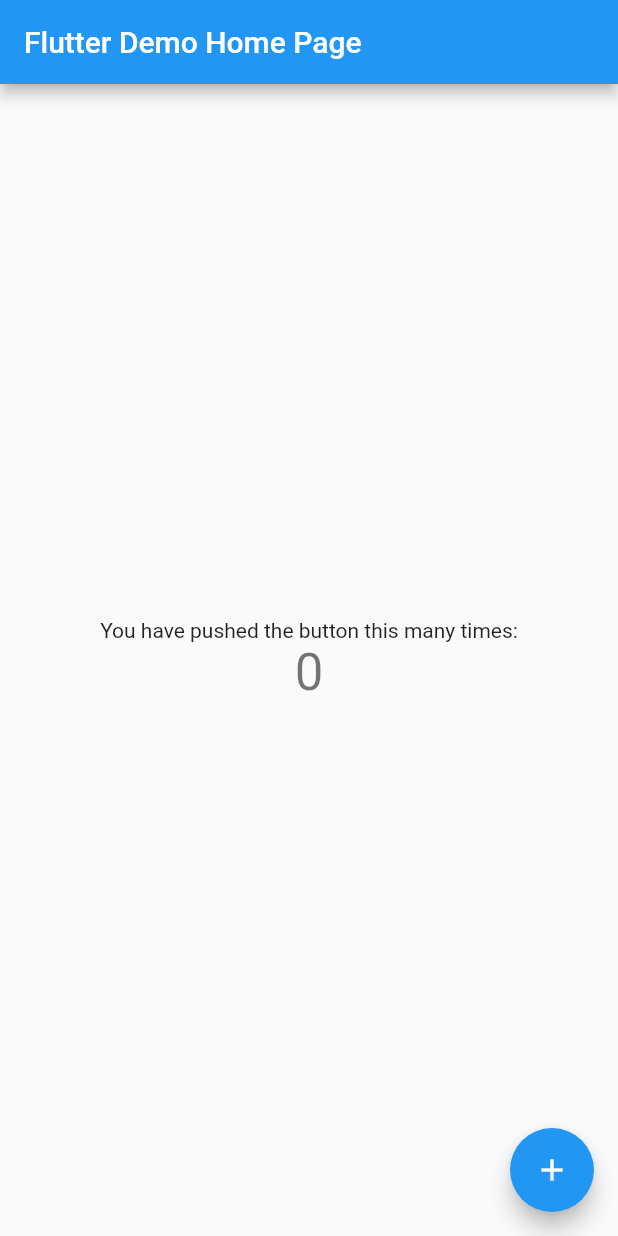
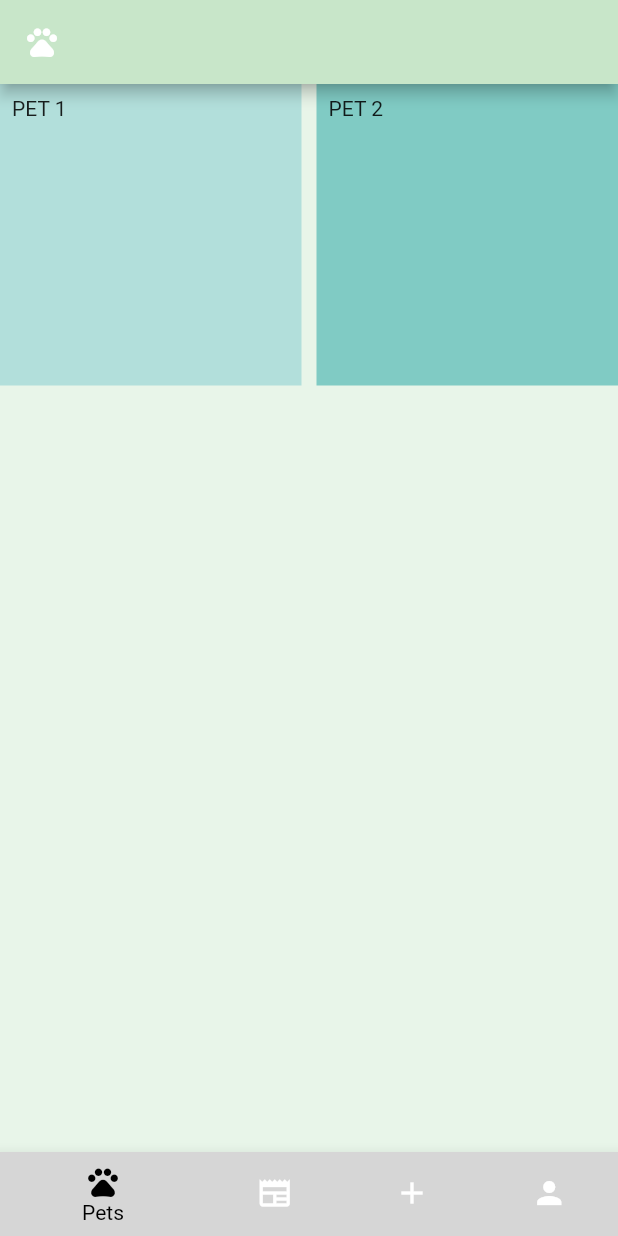
Before and after one commit to youngruiz/AdoptionHero, a Flutter app: the screen it shows after launch, on a phone screen of 412 x 824 dp. Run offline on Flutter 3.47's test engine with Material 2 defaults, Android fonts, the phone set to English and light mode, and no system bars.

Commit message:
Created initial front-end routes.

```diff
--- a/lib/main.dart
+++ b/lib/main.dart
@@ -1,115 +1,88 @@
+import 'package:adoption_hero/screens/profile.dart';
 import 'package:flutter/material.dart';
+import 'screens/pets.dart';
+import 'screens/news.dart';
+import 'screens/add_pet.dart';
 
-void main() {
-  runApp(const MyApp());
-}
+
+void main() => runApp(const MyApp());
 
 class MyApp extends StatelessWidget {
   const MyApp({Key? key}) : super(key: key);
 
-  // This widget is the root of your application.
+  static const String _title = 'Flutter Code Sample';
+
   @override
   Widget build(BuildContext context) {
-    return MaterialApp(
-      title: 'Flutter Demo',
-      theme: ThemeData(
-        // This is the theme of your application.
-        //
-        // Try running your application with "flutter run". You'll see the
-        // application has a blue toolbar. Then, without quitting the app, try
-        // changing the primarySwatch below to Colors.green and then invoke
-        // "hot reload" (press "r" in the console where you ran "flutter run",
-        // or simply save your changes to "hot reload" in a Flutter IDE).
-        // Notice that the counter didn't reset back to zero; the application
-        // is not restarted.
-        primarySwatch: Colors.blue,
-      ),
-      home: const MyHomePage(title: 'Flutter Demo Home Page'),
+    return const MaterialApp(
+      title: _title,
+      home: MyStatefulWidget(),
     );
   }
 }
 
-class MyHomePage extends StatefulWidget {
-  const MyHomePage({Key? key, required this.title}) : super(key: key);
-
-  // This widget is the home page of your application. It is stateful, meaning
-  // that it has a State object (defined below) that contains fields that affect
-  // how it looks.
-
-  // This class is the configuration for the state. It holds the values (in this
-  // case the title) provided by the parent (in this case the App widget) and
-  // used by the build method of the State. Fields in a Widget subclass are
-  // always marked "final".
-
-  final String title;
+class MyStatefulWidget extends StatefulWidget {
+  const MyStatefulWidget({Key? key}) : super(key: key);
 
   @override
-  State<MyHomePage> createState() => _MyHomePageState();
+  State<MyStatefulWidget> createState() => _MyStatefulWidgetState();
 }
 
-class _MyHomePageState extends State<MyHomePage> {
-  int _counter = 0;
+class _MyStatefulWidgetState extends State<MyStatefulWidget> {
+  int _selectedIndex = 0;
+  static const TextStyle optionStyle =
+      TextStyle(fontSize: 30, fontWeight: FontWeight.bold);
+  static const List<Widget> _widgetOptions = <Widget>[
+    PetsTabBodyWidget(),
+    NewsTabBodyWidget(),
+    AddPetTabBodyWidget(),
+    ProfileTabBodyWidget(),
+  ];
 
-  void _incrementCounter() {
+  void _onItemTapped(int index) {
     setState(() {
-      // This call to setState tells the Flutter framework that something has
-      // changed in this State, which causes it to rerun the build method below
-      // so that the display can reflect the updated values. If we changed
-      // _counter without calling setState(), then the build method would not be
-      // called again, and so nothing would appear to happen.
-      _counter++;
+      _selectedIndex = index;
     });
   }
 
   @override
   Widget build(BuildContext context) {
-    // This method is rerun every time setState is called, for instance as done
-    // by the _incrementCounter method above.
-    //
-    // The Flutter framework has been optimized to make rerunning build methods
-    // fast, so that you can just rebuild anything that needs updating rather
-    // than having to individually change instances of widgets.
     return Scaffold(
+      backgroundColor: Colors.green[50],
       appBar: AppBar(
-        // Here we take the value from the MyHomePage object that was created by
-        // the App.build method, and use it to set our appbar title.
-        title: Text(widget.title),
+        title: const Icon(Icons.pets_rounded),
+        backgroundColor: Colors.green[100],
       ),
       body: Center(
-        // Center is a layout widget. It takes a single child and positions it
-        // in the middle of the parent.
-        child: Column(
-          // Column is also a layout widget. It takes a list of children and
-          // arranges them vertically. By default, it sizes itself to fit its
-          // children horizontally, and tries to be as tall as its parent.
-          //
-          // Invoke "debug painting" (press "p" in the console, choose the
-          // "Toggle Debug Paint" action from the Flutter Inspector in Android
-          // Studio, or the "Toggle Debug Paint" command in Visual Studio Code)
-          // to see the wireframe for each widget.
-          //
-          // Column has various properties to control how it sizes itself and
-          // how it positions its children. Here we use mainAxisAlignment to
-          // center the children vertically; the main axis here is the vertical
-          // axis because Columns are vertical (the cross axis would be
-          // horizontal).
-          mainAxisAlignment: MainAxisAlignment.center,
-          children: <Widget>[
-            const Text(
-              'You have pushed the button this many times:',
-            ),
-            Text(
-              '$_counter',
-              style: Theme.of(context).textTheme.headline4,
-            ),
-          ],
-        ),
+        child: _widgetOptions.elementAt(_selectedIndex),
       ),
-      floatingActionButton: FloatingActionButton(
-        onPressed: _incrementCounter,
-        tooltip: 'Increment',
-        child: const Icon(Icons.add),
-      ), // This trailing comma makes auto-formatting nicer for build methods.
+      bottomNavigationBar: BottomNavigationBar(
+        items: <BottomNavigationBarItem>[
+          BottomNavigationBarItem(
+            icon: Icon(Icons.pets),
+            label: 'Pets',
+            backgroundColor: Colors.grey[350],
+          ),
+          BottomNavigationBarItem(
+            icon: Icon(Icons.newspaper),
+            label: 'News',
+            backgroundColor: Colors.grey[350],
+          ),
+          BottomNavigationBarItem(
+            icon: Icon(Icons.add),
+            label: 'Add Pet',
+            backgroundColor: Colors.grey[350],
+          ),
+          BottomNavigationBarItem(
+            icon: Icon(Icons.person),
+            label: 'Profile',
+            backgroundColor: Colors.grey[350],
+          ),
+        ],
+        currentIndex: _selectedIndex,
+        selectedItemColor: Colors.black,
+        onTap: _onItemTapped,
+      ),
     );
   }
 }
--- /dev/null
+++ b/lib/screens/pets.dart
@@ -0,0 +1,26 @@
+import 'package:flutter/material.dart';
+import 'package:adoption_hero/main.dart';
+
+class PetsTabBodyWidget extends StatelessWidget {
+  const PetsTabBodyWidget({Key? key}) : super(key: key);
+
+  @override
+  Widget build(BuildContext context) {
+    return GridView.count(
+      mainAxisSpacing: 10.0,
+      crossAxisSpacing: 10.0,
+      crossAxisCount: 2,
+      children: <Widget>[
+           Container(
+            padding: const EdgeInsets.all(8),
+            color: Colors.teal[100],
+            child: const Text("PET 1"),
+          ),
+          Container(
+            padding: const EdgeInsets.all(8),
+            color: Colors.teal[200],
+            child: const Text("PET 2"),
+          ),
+      ],);
+  }
+}
```
Also changed, not shown: lib/screens/add_pet.dart (added, +19 -0 lines), lib/screens/news.dart (added, +24 -0 lines), lib/screens/profile.dart (added, +19 -0 lines), 164 other files.
